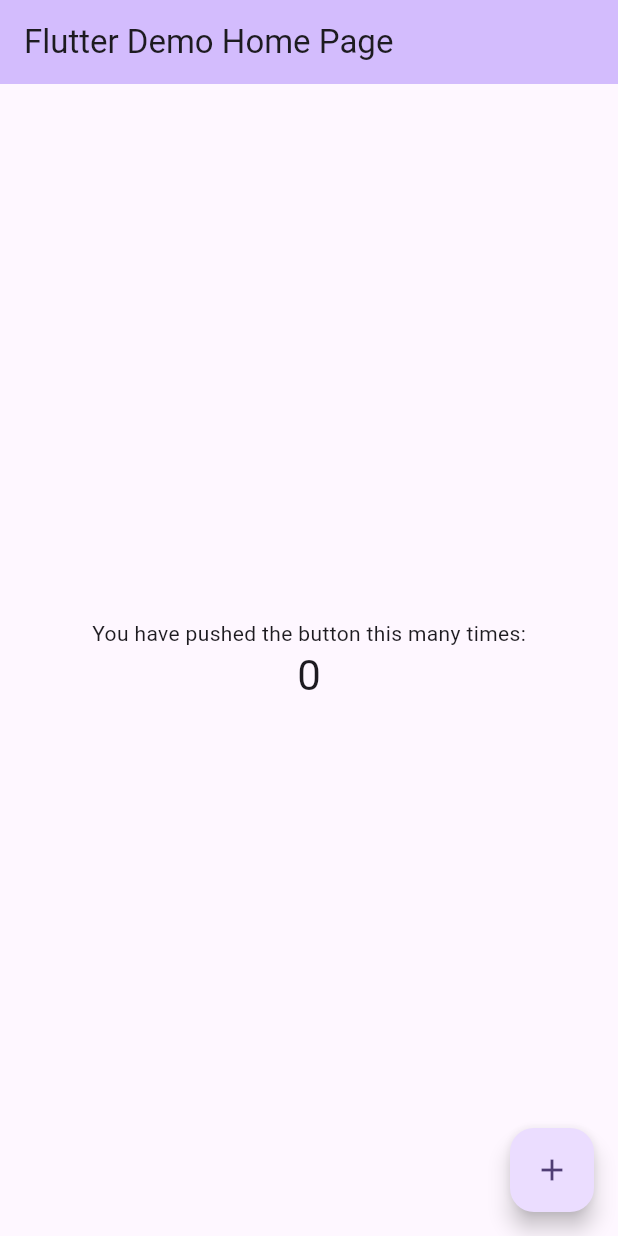
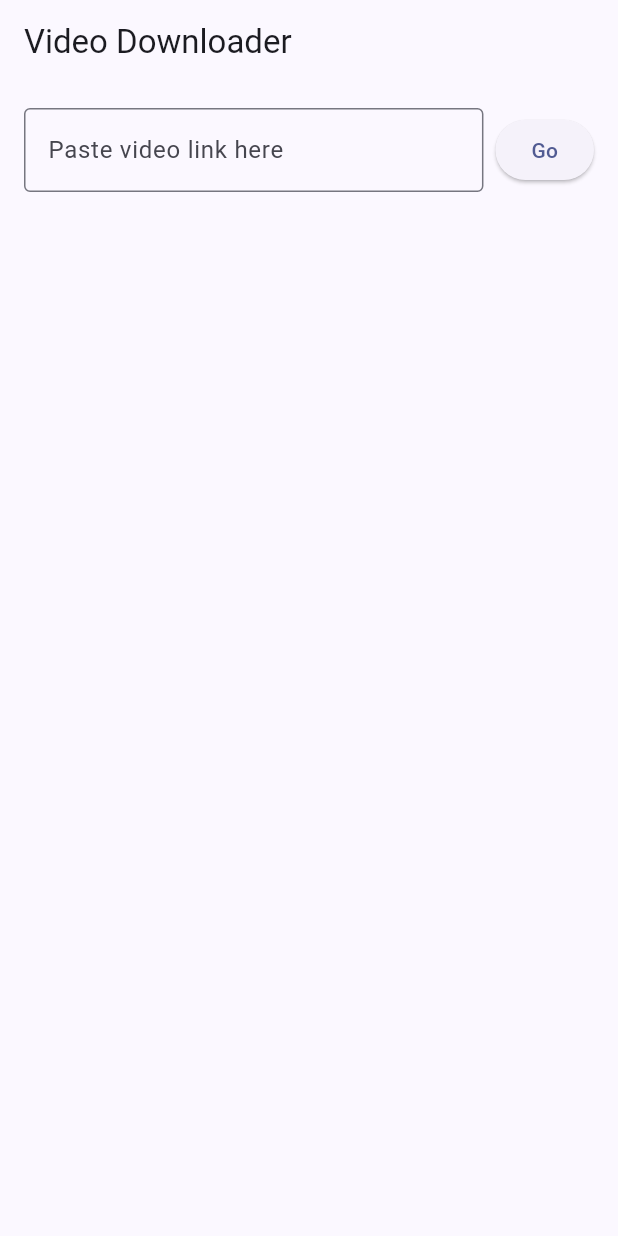
Before and after one commit to aiexpert807567-dotcom/video-downloader-app, a Flutter app: the screen it shows after launch, on a phone screen of 412 x 824 dp. Run offline on Flutter 3.47's test engine with Material 3 defaults, Android fonts, the phone set to English and light mode, and no system bars; our stand-ins replace dio, firebase_analytics, firebase_core, google_mobile_ads, permission_handler; accounts and stored records are empty.

Commit message:
Fix lib folder structure

```diff
--- /dev/null
+++ b/lib/config.dart
@@ -0,0 +1,7 @@
+class AppConfig {
+  static const String backendBaseUrl =
+      "https://video-downloader-backend-bc5k.onrender.com";
+  static const bool showAds = false;
+  static const String bannerAdUnitId = "ca-app-pub-3940256099942544/6300978111";
+  static const String interstitialAdUnitId = "ca-app-pub-3940256099942544/1033173712";
+}
--- a/lib/main.dart
+++ b/lib/main.dart
@@ -1,122 +1,31 @@
 import 'package:flutter/material.dart';
+import 'package:firebase_core/firebase_core.dart';
+import 'package:google_mobile_ads/google_mobile_ads.dart';
+import 'config.dart';
+import 'screens/home_screen.dart';
 
-void main() {
-  runApp(const MyApp());
+void main() async {
+  WidgetsFlutterBinding.ensureInitialized();
+  await Firebase.initializeApp();
+  if (AppConfig.showAds) {
+    await MobileAds.instance.initialize();
+  }
+  runApp(const VideoDownloaderApp());
 }
 
-class MyApp extends StatelessWidget {
-  const MyApp({super.key});
+class VideoDownloaderApp extends StatelessWidget {
+  const VideoDownloaderApp({super.key});
 
-  // This widget is the root of your application.
   @override
   Widget build(BuildContext context) {
     return MaterialApp(
-      title: 'Flutter Demo',
+      title: "Video Downloader",
+      debugShowCheckedModeBanner: false,
       theme: ThemeData(
-        // This is the theme of your application.
-        //
-        // TRY THIS: Try running your application with "flutter run". You'll see
-        // the application has a purple toolbar. Then, without quitting the app,
-        // try changing the seedColor in the colorScheme below to Colors.green
-        // and then invoke "hot reload" (save your changes or press the "hot
-        // reload" button in a Flutter-supported IDE, or press "r" if you used
-        // the command line to start the app).
-        //
-        // Notice that the counter didn't reset back to zero; the application
-        // state is not lost during the reload. To reset the state, use hot
-        // restart instead.
-        //
-        // This works for code too, not just values: Most code changes can be
-        // tested with just a hot reload.
-        colorScheme: .fromSeed(seedColor: Colors.deepPurple),
+        colorSchemeSeed: Colors.indigo,
+        useMaterial3: true,
       ),
-      home: const MyHomePage(title: 'Flutter Demo Home Page'),
+      home: const HomeScreen(),
     );
   }
 }
-
-class MyHomePage extends StatefulWidget {
-  const MyHomePage({super.key, required this.title});
-
-  // This widget is the home page of your application. It is stateful, meaning
-  // that it has a State object (defined below) that contains fields that affect
-  // how it looks.
-
-  // This class is the configuration for the state. It holds the values (in this
-  // case the title) provided by the parent (in this case the App widget) and
-  // used by the build method of the State. Fields in a Widget subclass are
-  // always marked "final".
-
-  final String title;
-
-  @override
-  State<MyHomePage> createState() => _MyHomePageState();
-}
-
-class _MyHomePageState extends State<MyHomePage> {
-  int _counter = 0;
-
-  void _incrementCounter() {
-    setState(() {
-      // This call to setState tells the Flutter framework that something has
-      // changed in this State, which causes it to rerun the build method below
-      // so that the display can reflect the updated values. If we changed
-      // _counter without calling setState(), then the build method would not be
-      // called again, and so nothing would appear to happen.
-      _counter++;
-    });
-  }
-
-  @override
-  Widget build(BuildContext context) {
-    // This method is rerun every time setState is called, for instance as done
-    // by the _incrementCounter method above.
-    //
-    // The Flutter framework has been optimized to make rerunning build methods
-    // fast, so that you can just rebuild anything that needs updating rather
-    // than having to individually change instances of widgets.
-    return Scaffold(
-      appBar: AppBar(
-        // TRY THIS: Try changing the color here to a specific color (to
-        // Colors.amber, perhaps?) and trigger a hot reload to see the AppBar
-        // change color while the other colors stay the same.
-        backgroundColor: Theme.of(context).colorScheme.inversePrimary,
-        // Here we take the value from the MyHomePage object that was created by
-        // the App.build method, and use it to set our appbar title.
-        title: Text(widget.title),
-      ),
-      body: Center(
-        // Center is a layout widget. It takes a single child and positions it
-        // in the middle of the parent.
-        child: Column(
-          // Column is also a layout widget. It takes a list of children and
-          // arranges them vertically. By default, it sizes itself to fit its
-          // children horizontally, and tries to be as tall as its parent.
-          //
-          // Column has various properties to control how it sizes itself and
-          // how it positions its children. Here we use mainAxisAlignment to
-          // center the children vertically; the main axis here is the vertical
-          // axis because Columns are vertical (the cross axis would be
-          // horizontal).
-          //
-          // TRY THIS: Invoke "debug painting" (choose the "Toggle Debug Paint"
-          // action in the IDE, or press "p" in the console), to see the
-          // wireframe for each widget.
-          mainAxisAlignment: .center,
-          children: [
-            const Text('You have pushed the button this many times:'),
-            Text(
-              '$_counter',
-              style: Theme.of(context).textTheme.headlineMedium,
-            ),
-          ],
-        ),
-      ),
-      floatingActionButton: FloatingActionButton(
-        onPressed: _incrementCounter,
-        tooltip: 'Increment',
-        child: const Icon(Icons.add),
-      ),
-    );
-  }
-}
--- a/linux/lib/lib/lib/models/lib/services/lib/services/download_service.dart
+++ b/lib/services/download_service.dart
@@ -10,8 +10,6 @@ class DownloadService {
     required void Function(double progress) onProgress,
   }) async {
     if (Platform.isAndroid) {
-      // On Android 13+ this permission is largely a no-op for app-scoped
-      // storage, but requesting it keeps older Android versions working.
       await Permission.storage.request();
     }
 
--- a/linux/lib/lib/config.dart
+++ /dev/null
@@ -1,18 +0,0 @@
-class AppConfig {
-  /// EDIT THIS ONE LINE after you deploy the backend to Render.
-  /// Paste the URL Render gives you (looks like
-  /// https://video-downloader-backend-xxxx.onrender.com) with NO trailing slash.
-  static const String backendBaseUrl =
-      "https://video-downloader-backend-bc5k.onrender.com";
-
-  /// Flip to true later to turn ads on. No other code changes needed
-  /// anywhere else in the app.
-  static const bool showAds = false;
-
-  /// Google's official TEST ad unit IDs. Safe to ship like this since
-  /// showAds is false. Replace with your real AdMob unit IDs before
-  /// you ever flip showAds to true.
-  static const String bannerAdUnitId = "ca-app-pub-3940256099942544/6300978111";
-  static const String interstitialAdUnitId =
-      "ca-app-pub-3940256099942544/1033173712";
-}
--- a/linux/lib/main.dart
+++ /dev/null
@@ -1,31 +0,0 @@
-import 'package:flutter/material.dart';
-import 'package:firebase_core/firebase_core.dart';
-import 'package:google_mobile_ads/google_mobile_ads.dart';
-import 'config.dart';
-import 'screens/home_screen.dart';
-
-void main() async {
-  WidgetsFlutterBinding.ensureInitialized();
-  await Firebase.initializeApp();
-  if (AppConfig.showAds) {
-    await MobileAds.instance.initialize();
-  }
-  runApp(const VideoDownloaderApp());
-}
-
-class VideoDownloaderApp extends StatelessWidget {
-  const VideoDownloaderApp({super.key});
-
-  @override
-  Widget build(BuildContext context) {
-    return MaterialApp(
-      title: "Video Downloader",
-      debugShowCheckedModeBanner: false,
-      theme: ThemeData(
-        colorSchemeSeed: Colors.indigo,
-        useMaterial3: true,
-      ),
-      home: const HomeScreen(),
-    );
-  }
-}
```
Also changed, not shown: lib/models/video_info.dart (renamed from linux/lib/lib/lib/models/video_info.dart), lib/screens/home_screen.dart (renamed from linux/lib/lib/lib/models/lib/services/lib/services/lib/screens/home_screen.dart), lib/services/api_service.dart (renamed from linux/lib/lib/lib/models/lib/services/api_service.dart), lib/widgets/preview_card.dart (renamed from linux/lib/lib/lib/models/lib/services/lib/services/lib/screens/lib/widgets/preview_card.dart).
